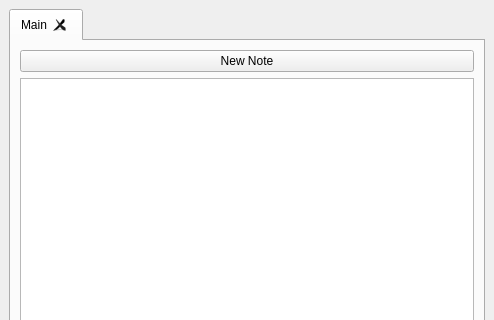
This is ui_ui/MainWindow.ui in Arseniy0xff/Talynx as Qt 5 draws it before an edit; both pictures show x 0 to 494 and y 0 to 320 of the 494 by 620 pixel window. The edited form follows.
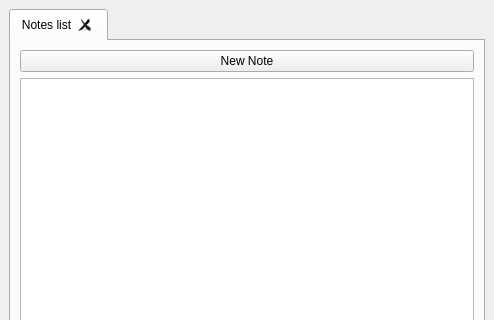
This is the edited form.

```diff
--- a/ui_ui/MainWindow.ui
+++ b/ui_ui/MainWindow.ui
@@ -22,7 +22,7 @@
       </property>
       <widget class="QWidget" name="tab">
        <attribute name="title">
-        <string>Main</string>
+        <string>Notes list</string>
        </attribute>
        <layout class="QGridLayout" name="gridLayout_2">
         <item row="0" column="0">
```
Left out of the diff: 2 changed lines with no effect on the pictures.
